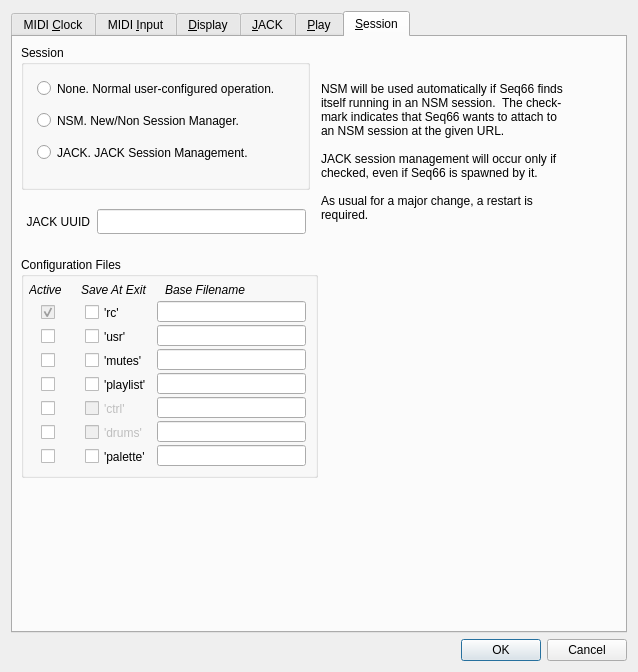
ahlstromcj/seq66, file seq_qt5/forms/qseditoptions.ui: the form before one commit.
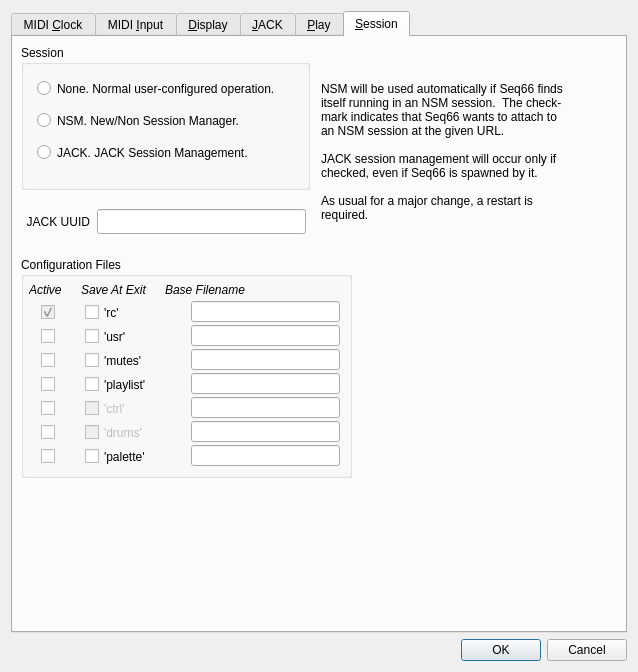
The form after the commit. The open tabs and pages were chosen to show the change.

```diff
--- a/seq_qt5/forms/qseditoptions.ui
+++ b/seq_qt5/forms/qseditoptions.ui
@@ -1343,7 +1343,7 @@
         <rect>
          <x>8</x>
          <y>220</y>
-         <width>297</width>
+         <width>331</width>
          <height>221</height>
         </rect>
        </property>
@@ -1355,7 +1355,7 @@
          <rect>
           <x>64</x>
           <y>44</y>
-          <width>69</width>
+          <width>101</width>
           <height>23</height>
          </rect>
         </property>
@@ -1371,7 +1371,7 @@
          <rect>
           <x>64</x>
           <y>68</y>
-          <width>69</width>
+          <width>101</width>
           <height>23</height>
          </rect>
         </property>
@@ -1384,7 +1384,7 @@
          <rect>
           <x>64</x>
           <y>92</y>
-          <width>69</width>
+          <width>101</width>
           <height>23</height>
          </rect>
         </property>
@@ -1397,7 +1397,7 @@
          <rect>
           <x>64</x>
           <y>116</y>
-          <width>69</width>
+          <width>101</width>
           <height>23</height>
          </rect>
         </property>
@@ -1413,7 +1413,7 @@
          <rect>
           <x>64</x>
           <y>140</y>
-          <width>69</width>
+          <width>101</width>
           <height>23</height>
          </rect>
         </property>
@@ -1429,7 +1429,7 @@
          <rect>
           <x>64</x>
           <y>164</y>
-          <width>69</width>
+          <width>101</width>
           <height>23</height>
          </rect>
         </property>
@@ -1578,7 +1578,7 @@
         </property>
         <property name="geometry">
          <rect>
-          <x>136</x>
+          <x>170</x>
           <y>44</y>
           <width>149</width>
           <height>21</height>
@@ -1591,7 +1591,7 @@
         </property>
         <property name="geometry">
          <rect>
-          <x>136</x>
+          <x>170</x>
           <y>68</y>
           <width>149</width>
           <height>21</height>
@@ -1604,7 +1604,7 @@
         </property>
         <property name="geometry">
          <rect>
-          <x>136</x>
+          <x>170</x>
           <y>92</y>
           <width>149</width>
           <height>21</height>
@@ -1617,7 +1617,7 @@
         </property>
         <property name="geometry">
          <rect>
-          <x>136</x>
+          <x>170</x>
           <y>116</y>
           <width>149</width>
           <height>21</height>
@@ -1630,7 +1630,7 @@
         </property>
         <property name="geometry">
          <rect>
-          <x>136</x>
+          <x>170</x>
           <y>140</y>
           <width>149</width>
           <height>21</height>
@@ -1643,7 +1643,7 @@
         </property>
         <property name="geometry">
          <rect>
-          <x>136</x>
+          <x>170</x>
           <y>164</y>
           <width>149</width>
           <height>21</height>
@@ -1671,7 +1671,7 @@
        <widget class="QLineEdit" name="lineEditPalette">
         <property name="geometry">
          <rect>
-          <x>136</x>
+          <x>170</x>
           <y>188</y>
           <width>149</width>
           <height>21</height>
@@ -1705,7 +1705,7 @@
          <rect>
           <x>64</x>
           <y>188</y>
-          <width>69</width>
+          <width>101</width>
           <height>23</height>
          </rect>
         </property>
```
Left out of the diff: 2 changed lines with no effect on the pictures.
